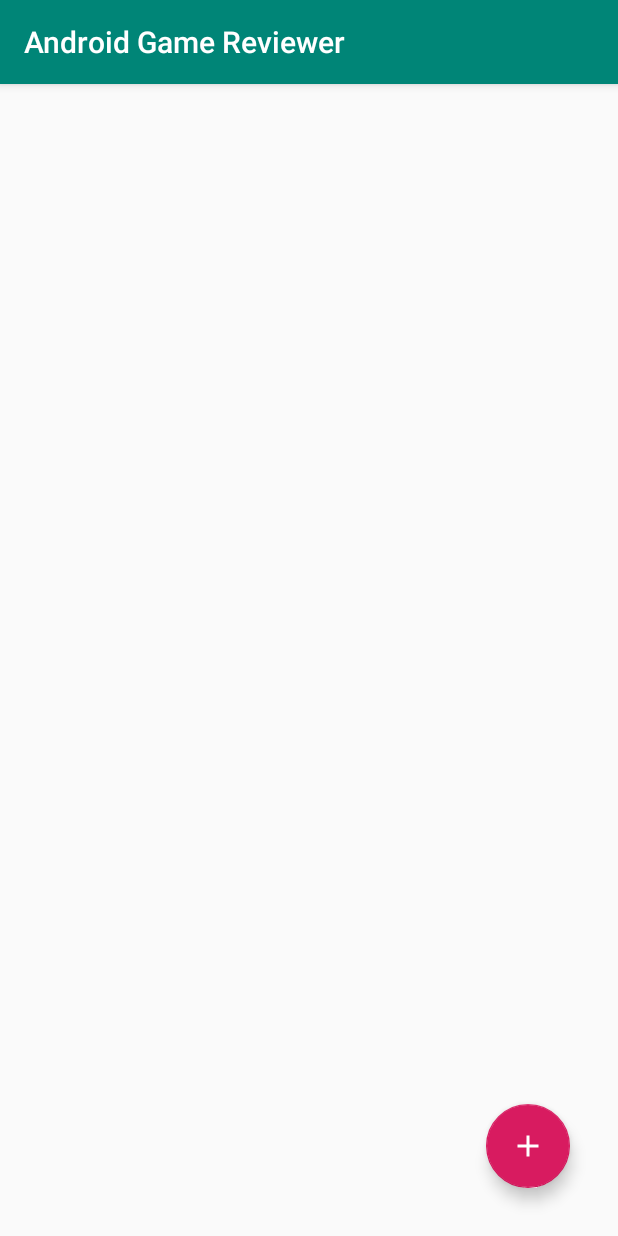
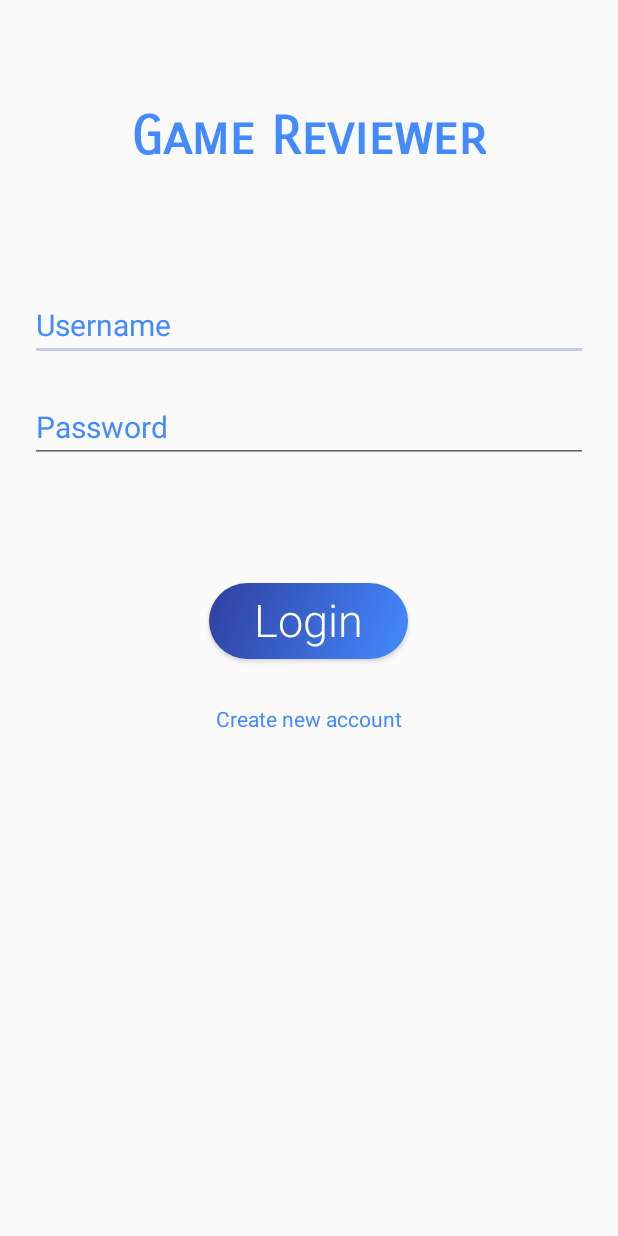
Before and after one commit to DamsithKarunaratna/android_game_reviewer, an Android app: the screen it shows after launch (MainActivity before the commit, LoginActivity after it), on a phone screen of 412 x 824 dp. Run offline under Robolectric (Android 15) with nearby library versions, the phone set to English and light mode, and no system bars.

Commit message:
Create Login activity and modify theme

```diff
--- a/app/src/main/AndroidManifest.xml
+++ b/app/src/main/AndroidManifest.xml
@@ -12,6 +12,14 @@
         android:roundIcon="@mipmap/ic_launcher_round"
         android:supportsRtl="true"
         android:theme="@style/AppTheme">
+        <activity
+            android:name=".LoginActivity"
+            android:launchMode="singleTop">
+            <intent-filter>
+                <action android:name="android.intent.action.MAIN" />
+                <category android:name="android.intent.category.LAUNCHER" />
+            </intent-filter>
+        </activity>
         <activity android:name=".AddReviewActivity" />
         <activity android:name=".ViewGameDetailsActivity" />
         <activity
@@ -20,11 +28,6 @@
         <activity
             android:name=".MainActivity"
             android:launchMode="singleTop">
-            <intent-filter>
-                <action android:name="android.intent.action.MAIN" />
-
-                <category android:name="android.intent.category.LAUNCHER" />
-            </intent-filter>
         </activity>
     </application>
 
--- /dev/null
+++ b/app/src/main/java/com/ctse/androidgamereviewer/LoginActivity.java
@@ -0,0 +1,30 @@
+package com.ctse.androidgamereviewer;
+
+import androidx.appcompat.app.AppCompatActivity;
+
+import android.content.Intent;
+import android.os.Bundle;
+import android.view.View;
+import android.widget.Button;
+
+public class LoginActivity extends AppCompatActivity {
+
+    Button loginButton;
+
+    @Override
+    protected void onCreate(Bundle savedInstanceState) {
+        super.onCreate(savedInstanceState);
+        setContentView(R.layout.activity_login);
+
+        getSupportActionBar().hide();
+
+        loginButton = findViewById(R.id.btnLogin);
+        loginButton.setOnClickListener(new View.OnClickListener() {
+            @Override
+            public void onClick(View view) {
+                Intent intent = new Intent(LoginActivity.this, MainActivity.class);
+                LoginActivity.this.startActivity(intent);
+            }
+        });
+    }
+}
--- /dev/null
+++ b/app/src/main/res/drawable/gradient_background.xml
@@ -0,0 +1,13 @@
+<?xml version="1.0" encoding="utf-8"?>
+<selector xmlns:android="http://schemas.android.com/apk/res/android">
+    <item>
+        <shape>
+            <gradient
+                android:angle="270"
+                android:startColor="@color/colorPrimary"
+                android:centerColor="@color/colorDark"
+                android:endColor="#381D74"
+                android:type="linear" />
+        </shape>
+    </item>
+</selector>
--- /dev/null
+++ b/app/src/main/res/drawable/rounded_button_login.xml
@@ -0,0 +1,25 @@
+<?xml version="1.0" encoding="utf-8"?>
+<selector xmlns:android="http://schemas.android.com/apk/res/android" >
+    <item android:state_pressed="true" >
+        <shape android:shape="rectangle"  >
+            <corners android:radius="25sp" />
+            <stroke android:width="1sp" android:color="@color/colorPrimary" />
+            <solid android:color="#FFFFFF"/>
+        </shape>
+    </item>
+    <item android:state_focused="true">
+        <shape android:shape="rectangle"  >
+            <corners android:radius="25sp" />
+            <solid android:color="#381D74"/>
+        </shape>
+    </item>
+    <item >
+        <shape android:shape="rectangle"  >
+            <corners android:radius="25sp" />
+            <gradient
+                android:angle="135"
+                android:startColor="@color/colorPrimary"
+                android:endColor="@color/colorPrimaryDark"  />
+        </shape>
+    </item>
+</selector>
--- /dev/null
+++ b/app/src/main/res/drawable/rounded_button_text.xml
@@ -0,0 +1,15 @@
+<?xml version="1.0" encoding="utf-8"?>
+<selector xmlns:android="http://schemas.android.com/apk/res/android">
+
+    <!-- Focused and pressed -->
+    <item
+        android:state_pressed="true"
+        android:color="@color/colorPrimary" />
+
+    <!-- Focused and not pressed -->
+    <item android:state_focused="true"
+        android:color="@color/colorPrimary" />
+
+    <!-- Default color -->
+    <item android:color="@color/icons" />
+</selector>
--- /dev/null
+++ b/app/src/main/res/layout/activity_login.xml
@@ -0,0 +1,70 @@
+<?xml version="1.0" encoding="utf-8"?>
+<LinearLayout xmlns:android="http://schemas.android.com/apk/res/android"
+    android:layout_width="match_parent"
+    android:layout_height="match_parent"
+    android:orientation="vertical">
+
+    <TextView
+        android:layout_width="wrap_content"
+        android:layout_height="wrap_content"
+        android:layout_gravity="center_horizontal"
+        android:layout_marginTop="70dp"
+        android:fontFamily="sans-serif-smallcaps"
+        android:text="Game Reviewer"
+        android:textColor="@color/colorPrimary"
+        android:textSize="35sp"
+        android:textStyle="bold" />
+
+    <EditText
+        android:id="@+id/etUsername"
+        android:layout_width="match_parent"
+        android:layout_height="wrap_content"
+        android:layout_marginLeft="20dp"
+        android:layout_marginTop="80dp"
+        android:layout_marginRight="20dp"
+        android:hint="Username"
+        android:textColor="@color/colorPrimary"
+        android:textColorHint="@color/colorPrimary"
+        android:textSize="20sp" />
+
+
+    <EditText
+        android:id="@+id/etPassword"
+        android:layout_width="match_parent"
+        android:layout_height="wrap_content"
+        android:layout_marginLeft="20dp"
+        android:layout_marginTop="20dp"
+        android:layout_marginRight="20dp"
+        android:hint="Password"
+        android:inputType="textPassword"
+        android:textColor="@color/colorPrimary"
+        android:textColorHint="@color/colorPrimary"
+        android:textSize="20sp" />
+
+    <Button
+        android:id="@+id/btnLogin"
+        android:layout_width="wrap_content"
+        android:layout_height="wrap_content"
+        android:layout_gravity="center"
+        android:layout_marginTop="80dp"
+        android:background="@drawable/rounded_button_login"
+        android:fontFamily="sans-serif-light"
+        android:paddingLeft="30sp"
+        android:paddingTop="4sp"
+        android:paddingRight="30sp"
+        android:paddingBottom="6sp"
+        android:text="Login"
+        android:textAllCaps="false"
+        android:textColor="@drawable/rounded_button_text"
+        android:textSize="30sp" />
+
+    <TextView
+        android:id="@+id/tvForgotPassword"
+        android:layout_width="wrap_content"
+        android:layout_height="wrap_content"
+        android:layout_gravity="center"
+        android:layout_marginTop="30dp"
+        android:text="Create new account"
+        android:textColor="@color/colorPrimary" />
+
+</LinearLayout>
--- a/app/src/main/res/values/colors.xml
+++ b/app/src/main/res/values/colors.xml
@@ -1,7 +1,15 @@
 <?xml version="1.0" encoding="utf-8"?>
 <resources>
-    <color name="colorPrimary">#008577</color>
-    <color name="colorPrimaryDark">#00574B</color>
-    <color name="colorAccent">#D81B60</color>
-    <color name="colorDark">#000</color>
+    <!--<color name="colorPrimary">#008577</color>-->
+    <!--<color name="colorPrimaryDark">#00574B</color>-->
+    <!--<color name="colorAccent">#D81B60</color>-->
+    <!--<color name="colorDark">#000</color>-->
+    <color name="colorDark">#3F51B5</color>
+    <color name="colorPrimaryDark">#303F9F</color>
+    <color name="colorAccent">#C5CAE9</color>
+    <color name="colorPrimary">#448AFF</color>
+    <color name="primaryText">#212121</color>
+    <color name="secondaryText">#757575</color>
+    <color name="icons">#FFFFFF</color>
+    <color name="divider">#BDBDBD</color>
 </resources>
--- a/app/src/main/res/values/styles.xml
+++ b/app/src/main/res/values/styles.xml
@@ -7,18 +7,6 @@
         <item name="colorPrimaryDark">@color/colorPrimaryDark</item>
         <item name="colorAccent">@color/colorAccent</item>
 
-
-        <!-- Date picker dialog spinner view -->
-        <item name="android:dialogTheme">@style/MyDialogTheme</item>
-        <item name="android:datePickerStyle">@style/MyDatePicker</item>
-    </style>
-
-    <style name="MyDialogTheme" parent="android:Theme.Material.Dialog">
-        <item name="android:datePickerStyle">@style/MyDatePicker</item>
-    </style>
-
-    <style name="MyDatePicker" parent="android:Widget.Material.DatePicker">
-        <item name="android:datePickerMode">spinner</item>
     </style>
 
     <style name="NumberPickerStyle">
```
